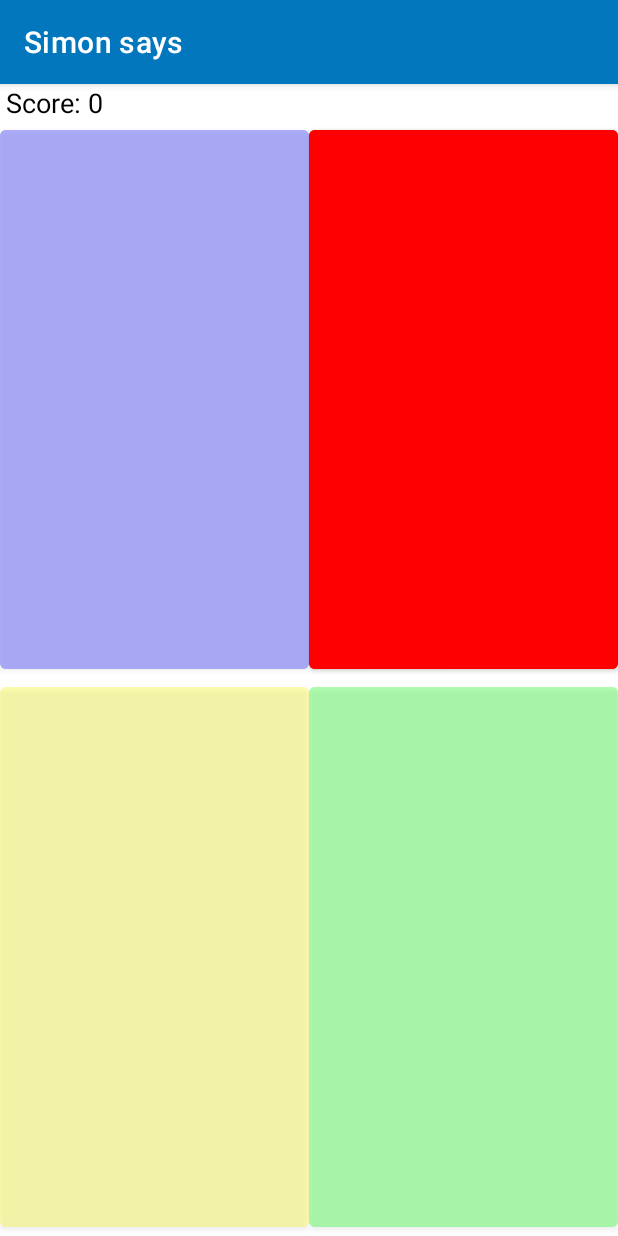
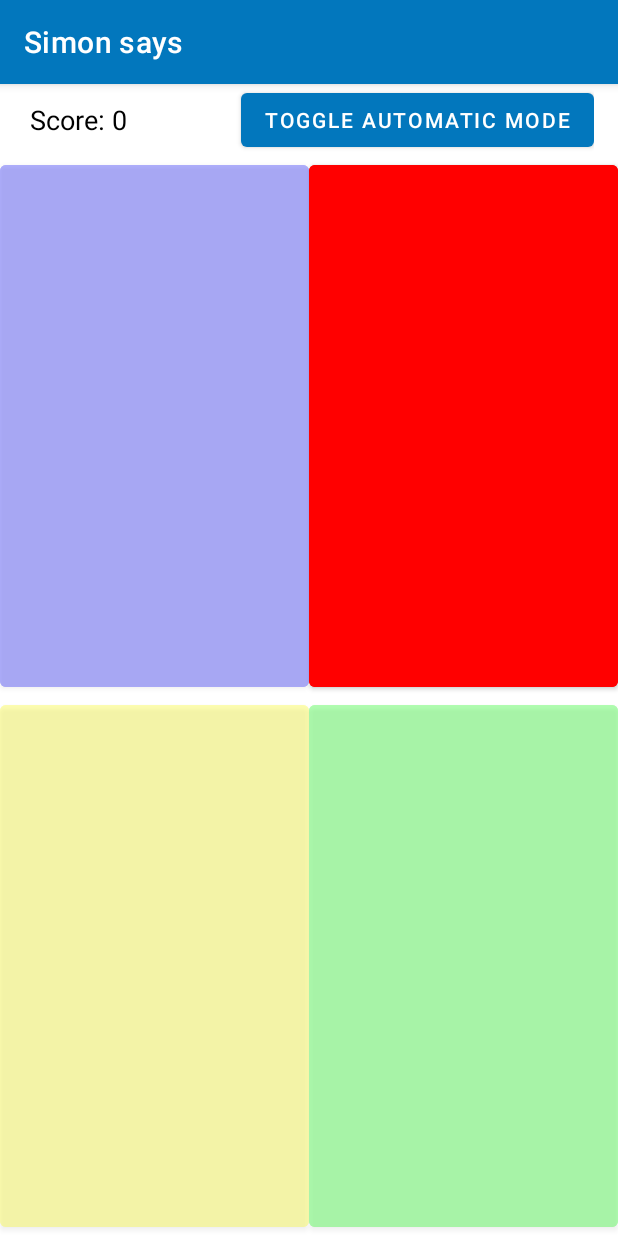
Before and after one commit to Stef1379/Simon-Says, an Android app: the screen it shows after launch (GameActivity), after a tap on "START GAME", on a phone screen of 412 x 824 dp. Run offline under Robolectric (Android 15) with nearby library versions, the phone set to English and light mode, and no system bars.

Commit message:
Add Autonomous mode

```diff
--- a/app/src/main/java/com/example/simonsays/GameActivity.java
+++ b/app/src/main/java/com/example/simonsays/GameActivity.java
@@ -20,6 +20,8 @@ public class GameActivity extends AppCompatActivity {
     private static final Handler mainHandler = new Handler(Looper.getMainLooper());
     private static final Random random = new Random();
     private static final long DELAY = 1200;
+    private static final long AUTONOMOUS_DELAY = 600;
+    private static boolean AUTONOMOUS = false;
 
     private List<Button> buttons;
     private List<Button> lightedButtons;
@@ -49,6 +51,12 @@ public class GameActivity extends AppCompatActivity {
         soundBlueButton = MediaPlayer.create(getApplicationContext(), R.raw.sound_blue_button);
         soundGreenButton = MediaPlayer.create(getApplicationContext(), R.raw.sound_green_button);
         soundYellowButton = MediaPlayer.create(getApplicationContext(), R.raw.sound_yellow_button);
+
+        Button autonomousButton = findViewById(R.id.btn_autonomous);
+        autonomousButton.setOnClickListener(view -> {
+            AUTONOMOUS = !AUTONOMOUS;
+            if (buttons.stream().allMatch(View::hasOnClickListeners)) playGameAutonomous();
+        });
     }
 
     @Override
@@ -85,7 +93,10 @@ public class GameActivity extends AppCompatActivity {
 
         totalDelay += DELAY;
         mainHandler.postDelayed(() -> lightButton(selectedButton, 1000), totalDelay);
-        mainHandler.postDelayed(this::setupButtonsClickListener, totalDelay + DELAY);
+        mainHandler.postDelayed(() -> {
+            setupButtonsClickListener();
+            if (AUTONOMOUS) playGameAutonomous();
+        }, totalDelay + DELAY);
     }
 
     private void lightButton(Button button, int duration) {
@@ -161,4 +172,8 @@ public class GameActivity extends AppCompatActivity {
         if (player.isPlaying()) player.stop();
         player.release();
     }
+
+    private void playGameAutonomous() {
+        lightedButtons.forEach(button -> mainHandler.postDelayed(button::performClick, AUTONOMOUS_DELAY));
+    }
 }
--- a/app/src/main/res/layout/activity_game.xml
+++ b/app/src/main/res/layout/activity_game.xml
@@ -3,6 +3,14 @@
     android:layout_width="match_parent"
     android:layout_height="match_parent"
     android:orientation="vertical">
+
+    <LinearLayout
+        android:layout_width="match_parent"
+        android:layout_height="0dp"
+        android:layout_weight="1"
+        android:orientation="horizontal"
+        android:gravity="center_vertical"
+        android:paddingHorizontal="16dp">
 
         <TextView
             android:id="@+id/lbl_scoreText"
@@ -15,10 +23,22 @@
             android:textSize="18sp"
             android:textColor="@color/black" />
 
+        <Space
+            android:layout_width="0dp"
+            android:layout_height="0dp"
+            android:layout_weight="1"/>
+
+        <Button
+            android:id="@+id/btn_autonomous"
+            android:layout_width="wrap_content"
+            android:layout_height="wrap_content"
+            android:text="@string/toggle_automatic_mode"/>
+    </LinearLayout>
+
     <GridLayout
         android:layout_width="match_parent"
         android:layout_height="0dp"
-        android:layout_weight="1"
+        android:layout_weight="15"
         android:columnCount="2"
         android:rowCount="2">
 
--- a/app/src/main/res/values/strings.xml
+++ b/app/src/main/res/values/strings.xml
@@ -11,4 +11,5 @@
     <string name="speakable_red_button">Red button</string>
     <string name="speakable_yellow_button">Yellow button</string>
     <string name="speakable_green_button">Green button</string>
+    <string name="toggle_automatic_mode">Toggle Automatic Mode</string>
 </resources>
```
Lines whose indentation alone changed are shown as unchanged.
